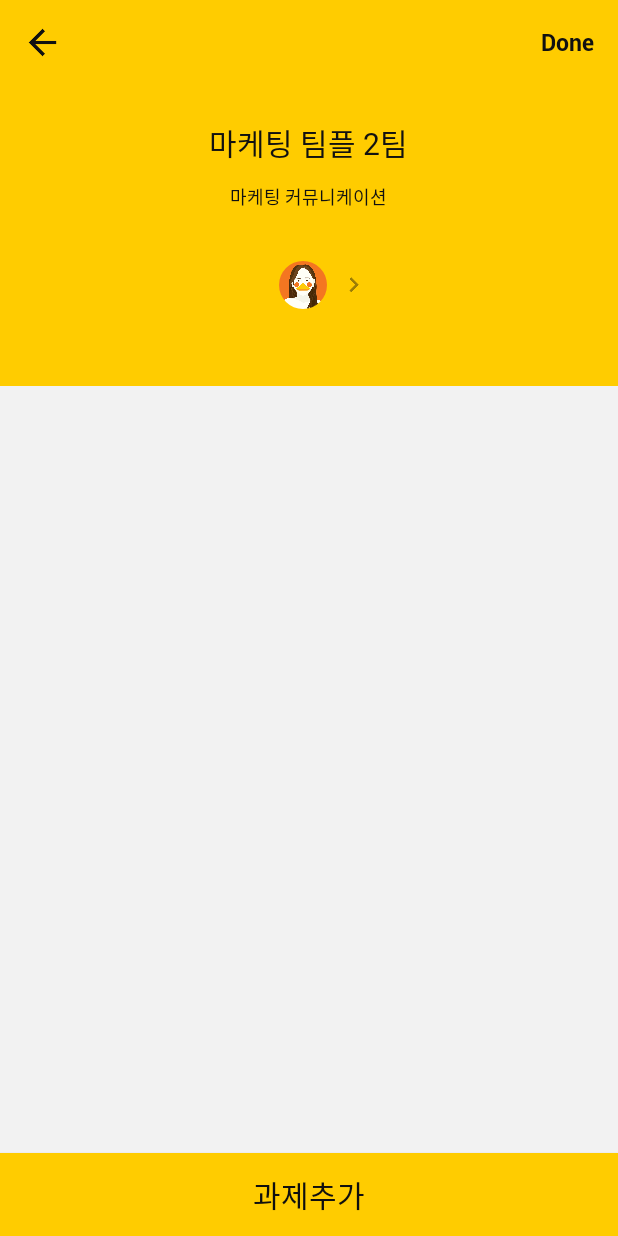
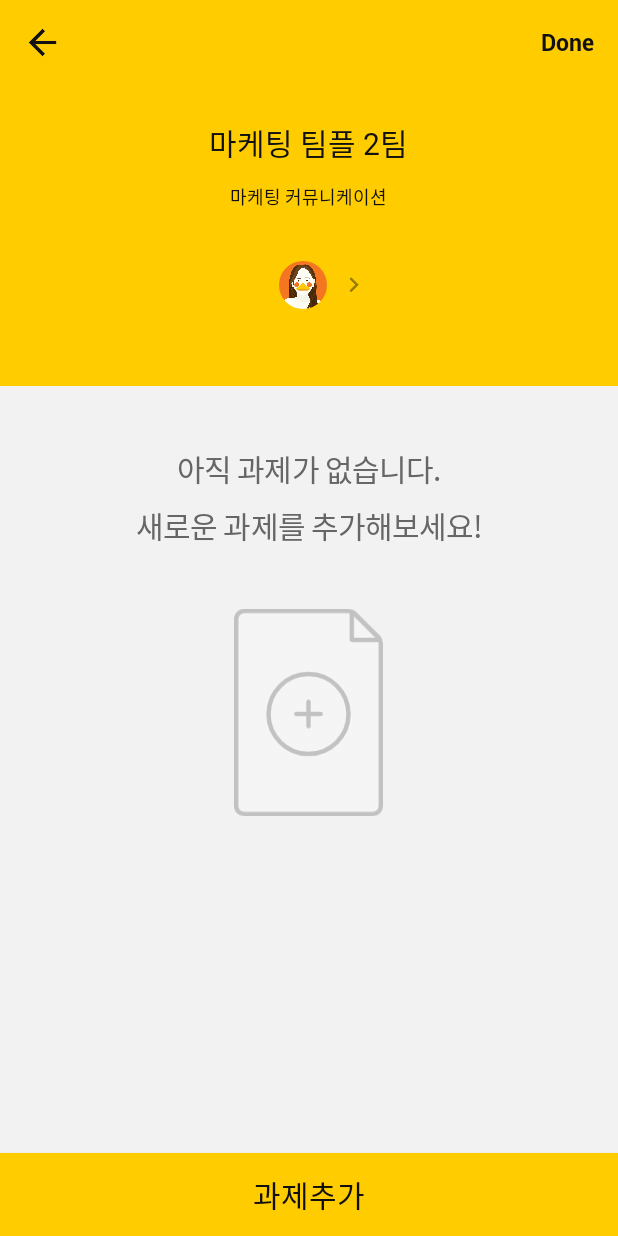
Before and after one commit to YAPP13th-DOTO/DITO_Android, an Android app: the RoomDetailActivity screen opened directly, with no data from a screen before it, on a phone screen of 412 x 824 dp. Run offline under Robolectric (Android 15) with nearby library versions, the phone set to English and light mode, and no system bars; our stand-ins replace CircleImageView; pictures from the network do not load; Roboto replaces fonts that are not available here; 10 statements that could not run were skipped.

Commit message:
코드 작업 완료, 및 View 수정
- 방만들기 , 룸정보 임시 이미지 텍스트 추가
- 과제 참여 유저(자식뷰) 작업(유저이미지, 이름)
- 과제 마감기한 D-day 작업

```diff
--- a/YappProject/app/src/main/java/com/example/kiyon/yappproject/RoomDetailActivity.java
+++ b/YappProject/app/src/main/java/com/example/kiyon/yappproject/RoomDetailActivity.java
@@ -12,6 +12,7 @@ import android.support.v7.widget.RecyclerView;
 import android.support.v7.widget.Toolbar;
 import android.view.MenuItem;
 import android.view.View;
+import android.view.ViewGroup;
 import android.view.Window;
 import android.view.WindowManager;
 import android.widget.Button;
@@ -37,6 +38,8 @@ public class RoomDetailActivity extends AppCompatActivity {
 
     private static final String ROOM_DATA = "ROOM_DATA";
 
+
+    private RecyclerView recyclerView;
     private TaskListRVAdapter taskListRVAdapter;
 
     private RoomListResponseResult roomListResponseResult;
@@ -79,9 +82,9 @@ public class RoomDetailActivity extends AppCompatActivity {
         getSupportActionBar().setHomeAsUpIndicator(R.drawable.icn_arrow_back);
 
         // recyclerview 셋팅
-        RecyclerView recyclerView = findViewById(R.id.recyclerview);
+        recyclerView = findViewById(R.id.recyclerview);
         recyclerView.setLayoutManager(new LinearLayoutManager(this));
-        taskListRVAdapter = new TaskListRVAdapter(RoomDetailActivity.this);
+        taskListRVAdapter = new TaskListRVAdapter(RoomDetailActivity.this, (ViewGroup) findViewById(R.id.container));
         recyclerView.setAdapter(taskListRVAdapter);
 
         // 툴바 제목
@@ -132,6 +135,7 @@ public class RoomDetailActivity extends AppCompatActivity {
         ImageView moreProfile = findViewById(R.id.moreProfile_iv);
         moreProfile.setOnClickListener(onClickListener);
         subject_add.setOnClickListener(onClickListener);
+
 
     }
     private View.OnClickListener onClickListener = new View.OnClickListener() {
@@ -211,6 +215,8 @@ public class RoomDetailActivity extends AppCompatActivity {
                     if (taskListResponseResult != null) {
                         ArrayList<TaskInfoItem> taskInfoItems = taskListResponseResult.list;
                         if (taskInfoItems != null) {
+                            findViewById(R.id.temp_iv).setVisibility(View.GONE);
+                            findViewById(R.id.temp_tv).setVisibility(View.GONE);
                             taskListRVAdapter.setData(taskInfoItems);
                         }
                     }
--- a/YappProject/app/src/main/java/com/example/kiyon/yappproject/model/Task/TaskInfoItem.java
+++ b/YappProject/app/src/main/java/com/example/kiyon/yappproject/model/Task/TaskInfoItem.java
@@ -11,7 +11,7 @@ public class TaskInfoItem implements Serializable {
     public int as_num; // 과제 key 값
     public String as_dl; // 과제 마감기한
 
-    public String deadline; // 과제 마감 시간 (로컬 단에서 계산)
+    public String timeRemaining; // 과제 마감 시간 (로컬 단에서 계산)
 
     public ArrayList<TaskAttendUsersItem> users;
 
--- a/YappProject/app/src/main/res/layout/activity_room_detail.xml
+++ b/YappProject/app/src/main/res/layout/activity_room_detail.xml
@@ -1,5 +1,6 @@
 <?xml version="1.0" encoding="utf-8"?>
 <android.support.design.widget.CoordinatorLayout
+    android:id="@+id/container"
     xmlns:android="http://schemas.android.com/apk/res/android"
     xmlns:app="http://schemas.android.com/apk/res-auto"
     xmlns:tools="http://schemas.android.com/tools"
@@ -123,13 +124,42 @@
         </android.support.design.widget.CollapsingToolbarLayout>
     </android.support.design.widget.AppBarLayout>
 
-    <android.support.v7.widget.RecyclerView
-        android:id="@+id/recyclerview"
+    <RelativeLayout
         android:layout_width="match_parent"
         android:layout_height="match_parent"
-        android:background="#f2f2f2"
         app:layout_behavior="@string/appbar_scrolling_view_behavior">
-    </android.support.v7.widget.RecyclerView>
+
+        <android.support.v7.widget.RecyclerView
+            android:id="@+id/recyclerview"
+            android:layout_width="match_parent"
+            android:layout_height="match_parent"
+            android:background="#f2f2f2"
+            android:visibility="visible">
+        </android.support.v7.widget.RecyclerView>
+
+        <TextView
+            android:id="@+id/temp_tv"
+            android:layout_width="wrap_content"
+            android:layout_height="wrap_content"
+            android:textSize="20sp"
+            android:textColor="#666666"
+            android:letterSpacing="-0.03"
+            android:fontFamily="@font/nanumbarungothic"
+            android:layout_marginTop="40dp"
+            android:lineSpacingExtra="8sp"
+            android:gravity="center_horizontal"
+            android:layout_centerHorizontal="true"
+            android:text="아직 과제가 없습니다.\n새로운 과제를 추가해보세요!" />
+        <ImageView
+            android:id="@+id/temp_iv"
+            android:layout_width="99dp"
+            android:layout_height="139dp"
+            android:src="@drawable/img2"
+            android:layout_marginTop="40dp"
+            android:layout_centerHorizontal="true"
+            android:layout_below="@+id/temp_tv"/>
+    </RelativeLayout>
+
 
     <Button
         android:id="@+id/subjectAdd_btn"
--- a/YappProject/app/src/main/res/layout/item_recyclerview_task.xml
+++ b/YappProject/app/src/main/res/layout/item_recyclerview_task.xml
@@ -68,6 +68,8 @@
         android:id="@+id/recyclerview"
         android:layout_width="match_parent"
         android:layout_height="match_parent"
+        android:paddingTop="10dp"
+        android:background="#f2f2f2"
         android:visibility="gone">
 
     </android.support.v7.widget.RecyclerView>
--- a/YappProject/app/src/main/res/layout/item_recyclerview_task_attenduser.xml
+++ b/YappProject/app/src/main/res/layout/item_recyclerview_task_attenduser.xml
@@ -5,7 +5,7 @@
     xmlns:app="http://schemas.android.com/apk/res-auto"
     android:layout_marginLeft="16dp"
     android:layout_marginRight="18dp"
-    android:layout_marginTop="10dp">
+    android:layout_marginBottom="14dp">
     <de.hdodenhof.circleimageview.CircleImageView
         android:id="@+id/profile_iv"
         android:layout_width="32dp"
@@ -27,6 +27,7 @@
         android:lineSpacingExtra="6sp"
         android:text="오리 인간"/>
     <TextView
+        android:id="@+id/late_status_tv"
         android:layout_width="wrap_content"
         android:layout_height="wrap_content"
         android:layout_toRightOf="@+id/userName_tv"
@@ -37,6 +38,7 @@
         android:lineSpacingExtra="8sp"
         android:text="지각" />
     <TextView
+        android:id="@+id/submit_status_tv"
         android:layout_width="wrap_content"
         android:layout_height="wrap_content"
         android:textSize="14sp"
```
Also changed, not shown: YappProject/app/src/main/java/com/example/kiyon/yappproject/adapter/TaskAttendUsersRVAdapter.java (added, +72 -0 lines), YappProject/app/src/main/java/com/example/kiyon/yappproject/adapter/TaskListRVAdapter.java (+54 -4 lines), YappProject/app/src/main/res/layout/activity_room_create.xml (+6 -1 lines), YappProject/app/src/main/res/drawable-hdpi/img.png (added), YappProject/app/src/main/res/drawable-hdpi/img2.png (added), YappProject/app/src/main/res/drawable-mdpi/img.png (added), YappProject/app/src/main/res/drawable-mdpi/img2.png (added), YappProject/app/src/main/res/drawable-xhdpi/img.png (added), YappProject/app/src/main/res/drawable-xhdpi/img2.png (added), YappProject/app/src/main/res/drawable-xxhdpi/img.png (added), YappProject/app/src/main/res/drawable-xxhdpi/img2.png (added), YappProject/app/src/main/res/drawable-xxxhdpi/img.png (added), YappProject/app/src/main/res/drawable-xxxhdpi/img2.png (added).
